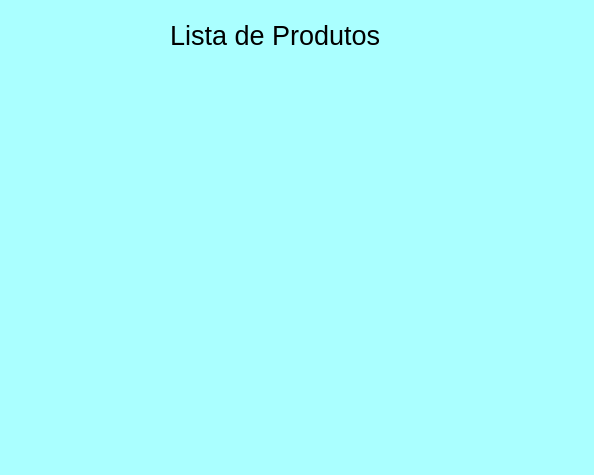
Before: the Qt Designer form listar-produtos.ui in HYuleZ/Cadastro-de-Produtos, drawn with Qt 5.
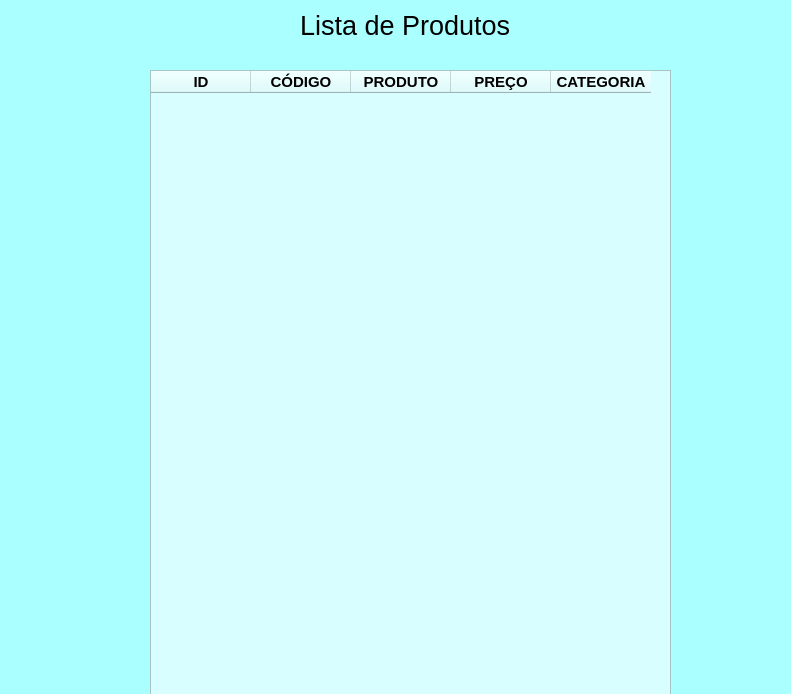
After: the same form once the commit is applied.

Commit message: Listar dados da tabela

The edit to the form file:
```diff
--- a/listar-produtos.ui
+++ b/listar-produtos.ui
@@ -6,8 +6,8 @@
    <rect>
     <x>0</x>
     <y>0</y>
-    <width>594</width>
-    <height>475</height>
+    <width>791</width>
+    <height>694</height>
    </rect>
   </property>
   <property name="windowTitle">
@@ -19,8 +19,8 @@
   <widget class="QLabel" name="label">
    <property name="geometry">
     <rect>
-     <x>170</x>
-     <y>10</y>
+     <x>300</x>
+     <y>0</y>
      <width>221</width>
      <height>51</height>
     </rect>
@@ -37,6 +37,89 @@
     <string>Lista de Produtos</string>
    </property>
   </widget>
+  <widget class="QTableWidget" name="tableWidget">
+   <property name="geometry">
+    <rect>
+     <x>150</x>
+     <y>70</y>
+     <width>521</width>
+     <height>631</height>
+    </rect>
+   </property>
+   <property name="font">
+    <font>
+     <pointsize>13</pointsize>
+     <weight>75</weight>
+     <bold>true</bold>
+    </font>
+   </property>
+   <property name="styleSheet">
+    <string notr="true">background-color: rgb(217, 254, 255);</string>
+   </property>
+   <property name="gridStyle">
+    <enum>Qt::NoPen</enum>
+   </property>
+   <column>
+    <property name="text">
+     <string>ID</string>
+    </property>
+    <property name="font">
+     <font>
+      <pointsize>11</pointsize>
+      <weight>75</weight>
+      <bold>true</bold>
+     </font>
+    </property>
+   </column>
+   <column>
+    <property name="text">
+     <string>CÓDIGO</string>
+    </property>
+    <property name="font">
+     <font>
+      <pointsize>11</pointsize>
+      <weight>75</weight>
+      <bold>true</bold>
+     </font>
+    </property>
+   </column>
+   <column>
+    <property name="text">
+     <string>PRODUTO</string>
+    </property>
+    <property name="font">
+     <font>
+      <pointsize>11</pointsize>
+      <weight>75</weight>
+      <bold>true</bold>
+     </font>
+    </property>
+   </column>
+   <column>
+    <property name="text">
+     <string>PREÇO</string>
+    </property>
+    <property name="font">
+     <font>
+      <pointsize>11</pointsize>
+      <weight>75</weight>
+      <bold>true</bold>
+     </font>
+    </property>
+   </column>
+   <column>
+    <property name="text">
+     <string>CATEGORIA</string>
+    </property>
+    <property name="font">
+     <font>
+      <pointsize>11</pointsize>
+      <weight>75</weight>
+      <bold>true</bold>
+     </font>
+    </property>
+   </column>
+  </widget>
  </widget>
  <resources/>
  <connections/>
```
The commit also changes 2 other files.
